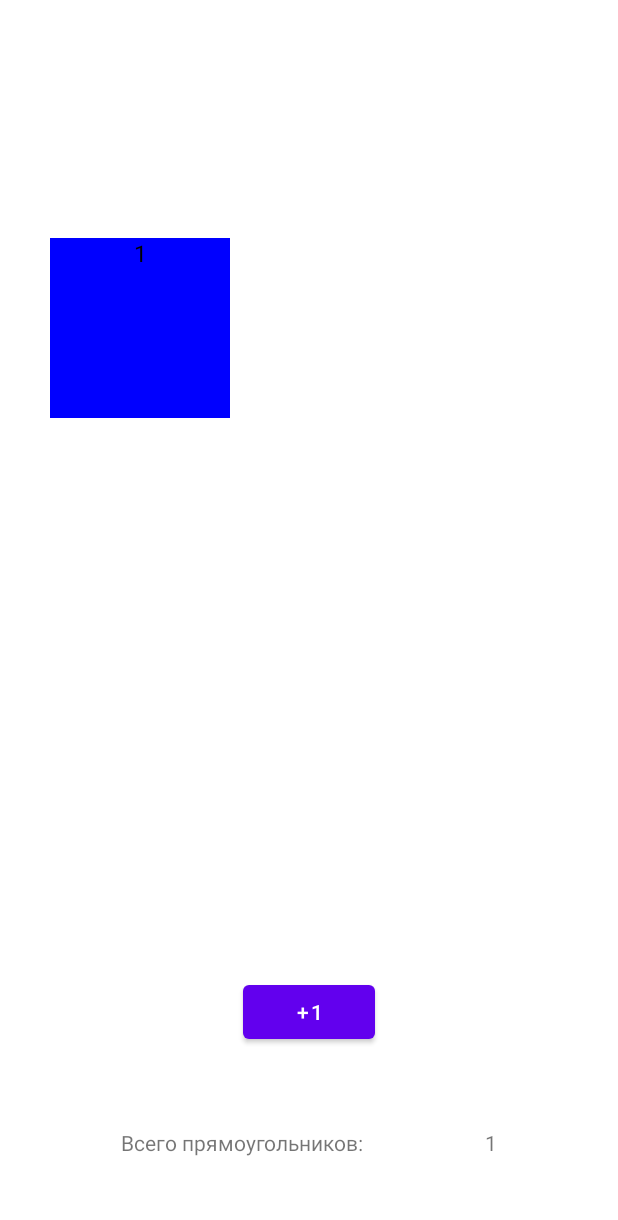
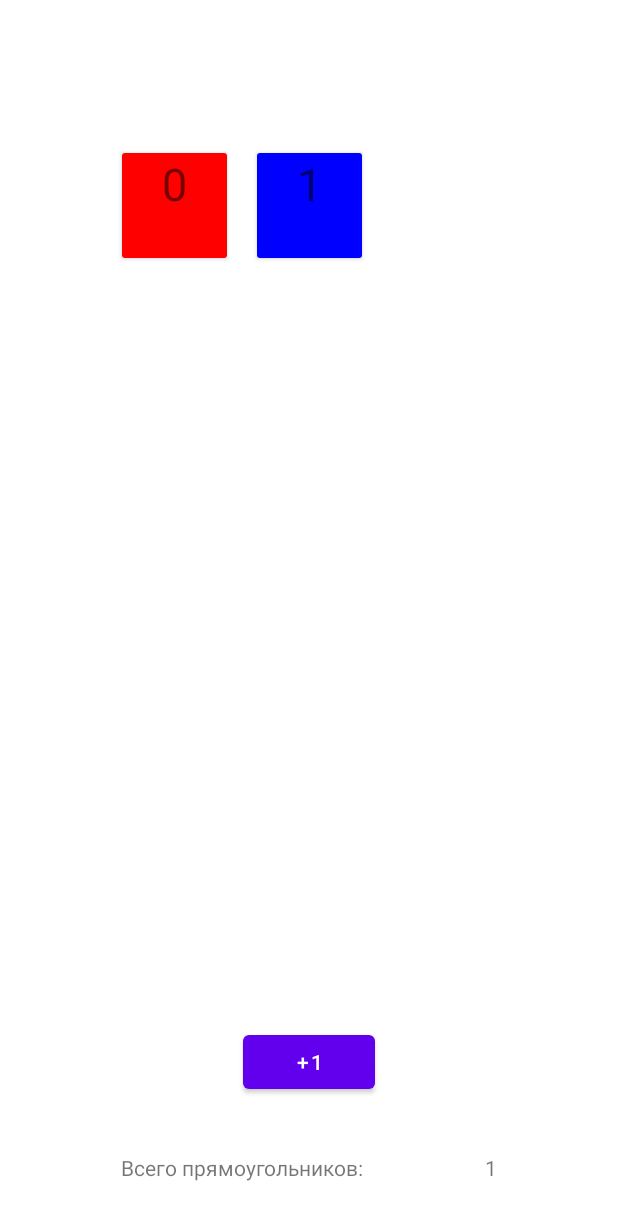
Before and after one commit to Iascatt/Kotlin-lev.1-HW1, an Android app: the screen it shows after launch (MainActivity), after a tap on "+1", on a phone screen of 412 x 824 dp. Shown: the top 1220 px of the screen. Run offline under Robolectric (Android 15) with nearby library versions, the phone set to English and light mode, and no system bars; our stand-ins replace navigation-ui.

```diff
--- a/app/src/main/java/com/example/kotlin_lv1_hw1/FirstFragment.kt
+++ b/app/src/main/java/com/example/kotlin_lv1_hw1/FirstFragment.kt
@@ -4,21 +4,24 @@ import android.content.res.Configuration
 import android.os.Bundle
 import android.view.LayoutInflater
 import android.view.View
-import android.view.View.TEXT_ALIGNMENT_CENTER
 import android.view.ViewGroup
-import android.widget.TableRow
-import android.widget.TextView
 import androidx.fragment.app.Fragment
+import androidx.recyclerview.widget.GridLayoutManager
 import com.example.kotlin_lv1_hw1.databinding.FragmentFirstBinding
-import java.lang.invoke.ConstantCallSite
 
 
 const val SAVING_KEY = "key"
 const val LANDS_N_COLS = 4
 const val PORTR_N_COLS = 3
-const val margin = 50
-const val CARD_SIZE = 180
 
+
+fun createFirstFragment(
+    field: String
+): FirstFragment {
+    return FirstFragment().apply {
+        arguments = Bundle().apply { putString("key", field) }
+    }
+}
 
 class FirstFragment : Fragment() {
 
@@ -31,24 +34,19 @@ class FirstFragment : Fragment() {
         savedInstanceState: Bundle?
     ): View? {
         _binding = FragmentFirstBinding.inflate(inflater, container, false)
+
         return binding.root
+
     }
 
     override fun onViewCreated(view: View, savedInstanceState: Bundle?) {
         super.onViewCreated(view, savedInstanceState)
-        var numberOfCards = savedInstanceState?.getInt(SAVING_KEY) ?:0
-        drawTable(numberOfCards)
-        binding.totalNum.text = numberOfCards.toString()
-        binding.buttonFirst.setOnClickListener {
-            numberOfCards++
-            binding.totalNum.text = numberOfCards.toString()
-            addCard(numberOfCards)
-        }
-    }
+        var numOfCards = savedInstanceState?.getInt(SAVING_KEY) ?: 0
 
-    private fun addCard(cardNum: Int) {
-        val tl = binding.tablelayout
-        val row: TableRow
+        binding.totalNum.text = numOfCards.toString()
+
+
+        val cardsList: MutableList<Int> = (0..numOfCards).toMutableList()
         val orientation = activity?.resources?.configuration?.orientation
             ?: Configuration.ORIENTATION_PORTRAIT
         val ncols: Int
@@ -57,44 +55,17 @@ class FirstFragment : Fragment() {
         } else {
             ncols = LANDS_N_COLS
         }
-        if (cardNum % ncols == 1) {
-            row = TableRow(activity)
-            row.layoutParams = TableRow.LayoutParams(
-                TableRow.LayoutParams.WRAP_CONTENT,
-                TableRow.LayoutParams.WRAP_CONTENT
-            )
-            tl.addView(row)
-        } else {
-            row = binding.tablelayout.getChildAt((cardNum - 1) / ncols) as TableRow
-        }
-        val card = TextView(activity)
-
-        card.text = cardNum.toString()
-        card.textSize = resources.getDimension(R.dimen.text_size)
-        card.textAlignment = TEXT_ALIGNMENT_CENTER
-        card.setTextColor(resources.getColor(R.color.black))
-
-        if (cardNum % 2 == 0) {
-            card.setBackgroundColor(resources.getColor(R.color.red))
-        } else {
-            card.setBackgroundColor(resources.getColor(R.color.blue))
-        }
-
-        val params: TableRow.LayoutParams =
-            TableRow.LayoutParams(
-                TableRow.LayoutParams.WRAP_CONTENT,
-                TableRow.LayoutParams.WRAP_CONTENT)
 
 
-        params.height = CARD_SIZE
-        params.width = CARD_SIZE
-        params.setMargins(margin, margin, margin, margin)
-        row.addView(card, params)
-    }
+        val mainAdapter = MainAdapter(cardsList, this)
+        binding.rview.adapter = mainAdapter
+        binding.rview.layoutManager = GridLayoutManager(view.context, ncols)
 
-    private fun drawTable(numberOfCards: Int) {
-        for (i in 1..numberOfCards) {
-            addCard(i)
+        binding.buttonFirst.setOnClickListener {
+            numOfCards++
+            binding.totalNum.text = numOfCards.toString()
+            cardsList.add(numOfCards)
+            mainAdapter.notifyDataSetChanged()
         }
     }
 
--- a/app/src/main/java/com/example/kotlin_lv1_hw1/MainActivity.kt
+++ b/app/src/main/java/com/example/kotlin_lv1_hw1/MainActivity.kt
@@ -12,8 +12,6 @@ import android.view.MenuItem
 import com.example.kotlin_lv1_hw1.databinding.ActivityMainBinding
 
 class MainActivity : AppCompatActivity() {
-
-    private lateinit var appBarConfiguration: AppBarConfiguration
     private lateinit var binding: ActivityMainBinding
 
     override fun onCreate(savedInstanceState: Bundle?) {
@@ -21,6 +19,11 @@ class MainActivity : AppCompatActivity() {
 
         binding = ActivityMainBinding.inflate(layoutInflater)
         setContentView(binding.root)
+
+        if (savedInstanceState == null) {
+            val trasaction = supportFragmentManager.beginTransaction()
+            trasaction.replace(R.id.container, createFirstFragment(""))
+            trasaction.commit()
+        }
     }
-
 }
--- /dev/null
+++ b/app/src/main/java/com/example/kotlin_lv1_hw1/MainAdapter.kt
@@ -0,0 +1,54 @@
+package com.example.kotlin_lv1_hw1
+
+import android.view.LayoutInflater
+import android.view.View
+import android.view.ViewGroup
+import android.widget.TextView
+import androidx.fragment.app.Fragment
+import androidx.recyclerview.widget.RecyclerView
+
+class MainAdapter(
+    private val cardsList: MutableList<Int>,
+    private val fragment: Fragment,
+) : RecyclerView.Adapter<MainAdapter.MainViewHolder>() {
+
+    override fun onCreateViewHolder(parent: ViewGroup, viewType: Int): MainViewHolder {
+        val view = LayoutInflater.from(parent.context).inflate(R.layout.card_view, null)
+
+        return MainViewHolder(view, fragment)
+    }
+
+    override fun onBindViewHolder(holder: MainViewHolder, position: Int) {
+        holder.bind(cardsList[position])
+
+    }
+
+    override fun getItemCount(): Int {
+        return cardsList.size
+    }
+
+    class MainViewHolder(itemView: View, fragment: Fragment) : RecyclerView.ViewHolder(itemView) {
+        fun bind(cardNum: Int) {
+            val card: TextView = itemView.findViewById(R.id.ctext)
+            card.text = cardNum.toString()
+
+                if (cardNum % 2 == 0) {
+                    card.setBackgroundResource(R.color.red)
+                } else {
+                    card.setBackgroundResource(R.color.blue)
+                }
+            }
+
+
+        init {
+            itemView.setOnClickListener {
+                val card: TextView = itemView.findViewById(R.id.ctext)
+                val trasaction = fragment.activity?.supportFragmentManager?.beginTransaction()
+                if (trasaction != null) {
+                    trasaction.add(R.id.container, createSecondFragment(card.text.toString()))
+                    trasaction.commit()
+                }
+            }
+        }
+    }
+}
--- /dev/null
+++ b/app/src/main/java/com/example/kotlin_lv1_hw1/SecondFragment.kt
@@ -0,0 +1,52 @@
+package com.example.kotlin_lv1_hw1
+
+import android.os.Bundle
+import androidx.fragment.app.Fragment
+import android.view.LayoutInflater
+import android.view.View
+import android.view.ViewGroup
+import android.widget.TextView
+import com.example.kotlin_lv1_hw1.databinding.FragmentFirstBinding
+import com.example.kotlin_lv1_hw1.databinding.FragmentSecondBinding
+
+
+fun createSecondFragment(
+    field: String
+): SecondFragment {
+    return SecondFragment().apply {
+        arguments = Bundle().apply { putString("key", field) }
+    }
+}
+
+class SecondFragment : Fragment() {
+
+    private var _binding: FragmentSecondBinding? = null
+
+    private val binding get() = _binding!!
+
+    override fun onCreateView(
+        inflater: LayoutInflater, container: ViewGroup?,
+        savedInstanceState: Bundle?
+    ): View? {
+            _binding = FragmentSecondBinding.inflate(inflater, container, false)
+            val num = arguments?.getString("key")
+            binding.tnum.text = num
+            if (num != null) {
+                if (num.toInt() % 2 == 0) {
+                    binding.tnum.setBackgroundResource(R.color.red)
+                } else {
+                    binding.tnum.setBackgroundResource(R.color.blue)
+                }
+            }
+
+        binding.back.setOnClickListener {
+            val trasaction = this.activity?.supportFragmentManager?.beginTransaction()
+            if (trasaction != null) {
+                trasaction.remove(this)
+                trasaction.commit()
+            }
+        }
+            return binding.root
+    }
+
+}
--- a/app/src/main/res/layout-land/fragment_first.xml
+++ /dev/null
@@ -1,56 +0,0 @@
-<?xml version="1.0" encoding="utf-8"?>
-<androidx.constraintlayout.widget.ConstraintLayout xmlns:android="http://schemas.android.com/apk/res/android"
-    xmlns:app="http://schemas.android.com/apk/res-auto"
-    xmlns:tools="http://schemas.android.com/tools"
-    android:layout_width="match_parent"
-    android:layout_height="match_parent"
-    tools:context=".FirstFragment">
-    <ScrollView
-        android:id="@+id/sview"
-        android:layout_width="match_parent"
-        android:layout_height="@dimen/table_size_lands"
-        app:layout_constraintBottom_toTopOf="@id/button_first"
-        app:layout_constraintEnd_toEndOf="parent"
-        app:layout_constraintStart_toStartOf="parent"
-        app:layout_constraintTop_toTopOf="parent">
-        <TableLayout
-            android:id="@+id/tablelayout"
-            android:layout_width="match_parent"
-            android:layout_height="@dimen/table_size"
-            android:isScrollContainer="true"
-            app:layout_constraintBottom_toBottomOf="@id/parent"
-            app:layout_constraintEnd_toEndOf="parent"
-            app:layout_constraintStart_toStartOf="parent"
-            app:layout_constraintTop_toTopOf="parent"/>
-    </ScrollView>
-    <Button
-        android:id="@+id/button_first"
-        android:layout_width="wrap_content"
-        android:layout_height="wrap_content"
-        android:text="@string/add"
-        app:layout_constraintBottom_toBottomOf="parent"
-        app:layout_constraintEnd_toEndOf="parent"
-        app:layout_constraintStart_toStartOf="parent"
-        app:layout_constraintTop_toBottomOf="@id/sview" />
-
-    <TextView
-        android:id="@+id/total_str"
-        android:layout_width="wrap_content"
-        android:layout_height="wrap_content"
-        android:text="@string/total_str"
-        app:layout_constraintBottom_toBottomOf="parent"
-        app:layout_constraintEnd_toStartOf="@id/total_num"
-        app:layout_constraintStart_toStartOf="parent"
-        app:layout_constraintTop_toBottomOf="@id/button_first" />
-
-    <TextView
-        android:id="@+id/total_num"
-
-        android:layout_width="wrap_content"
-        android:layout_height="wrap_content"
-        app:layout_constraintBottom_toBottomOf="parent"
-        app:layout_constraintEnd_toEndOf="parent"
-        app:layout_constraintStart_toEndOf="@id/total_str"
-        app:layout_constraintTop_toBottomOf="@id/button_first" />
-
-</androidx.constraintlayout.widget.ConstraintLayout>
--- a/app/src/main/res/layout/activity_main.xml
+++ b/app/src/main/res/layout/activity_main.xml
@@ -1,20 +1,5 @@
 <?xml version="1.0" encoding="utf-8"?>
-<androidx.coordinatorlayout.widget.CoordinatorLayout xmlns:android="http://schemas.android.com/apk/res/android"
-    xmlns:app="http://schemas.android.com/apk/res-auto"
-    xmlns:tools="http://schemas.android.com/tools"
+<FrameLayout xmlns:android="http://schemas.android.com/apk/res/android"
+    android:id="@+id/container"
     android:layout_width="match_parent"
-    android:layout_height="match_parent"
-    tools:context=".MainActivity">
-
-    <com.google.android.material.appbar.AppBarLayout
-        android:id="@+id/appBarLayout"
-        android:layout_width="match_parent"
-        android:layout_height="wrap_content"
-        android:theme="@style/Theme.Kotlin_lv1_HW1.AppBarOverlay">
-
-    </com.google.android.material.appbar.AppBarLayout>
-
-    <include layout="@layout/content_main" />
-
-
-</androidx.coordinatorlayout.widget.CoordinatorLayout>
+    android:layout_height="match_parent" />
--- /dev/null
+++ b/app/src/main/res/layout/card_view.xml
@@ -0,0 +1,17 @@
+<?xml version="1.0" encoding="utf-8"?>
+<RelativeLayout
+    xmlns:android="http://schemas.android.com/apk/res/android"
+    android:layout_width="wrap_content"
+    android:layout_height="wrap_content">
+    <androidx.cardview.widget.CardView
+        android:layout_width="@dimen/card_size"
+        android:layout_height="@dimen/card_size"
+        android:layout_margin="@dimen/margin_size">
+        <TextView android:id="@+id/ctext"
+            android:layout_width="match_parent"
+            android:layout_height="match_parent"
+            android:textAlignment="center"
+            android:textSize="@dimen/text_size">
+            </TextView>
+    </androidx.cardview.widget.CardView>
+</RelativeLayout>
--- a/app/src/main/res/layout/content_main.xml
+++ /dev/null
@@ -1,19 +0,0 @@
-<?xml version="1.0" encoding="utf-8"?>
-<androidx.constraintlayout.widget.ConstraintLayout xmlns:android="http://schemas.android.com/apk/res/android"
-    xmlns:app="http://schemas.android.com/apk/res-auto"
-    android:layout_width="match_parent"
-    android:layout_height="match_parent"
-    app:layout_behavior="@string/appbar_scrolling_view_behavior">
-
-    <fragment
-        android:id="@+id/nav_host_fragment_content_main"
-        android:name="androidx.navigation.fragment.NavHostFragment"
-        android:layout_width="0dp"
-        android:layout_height="0dp"
-        app:defaultNavHost="true"
-        app:layout_constraintBottom_toBottomOf="parent"
-        app:layout_constraintEnd_toEndOf="parent"
-        app:layout_constraintStart_toStartOf="parent"
-        app:layout_constraintTop_toTopOf="parent"
-        app:navGraph="@navigation/nav_graph" />
-</androidx.constraintlayout.widget.ConstraintLayout>
--- a/app/src/main/res/layout/fragment_first.xml
+++ b/app/src/main/res/layout/fragment_first.xml
@@ -5,23 +5,16 @@
     android:layout_width="match_parent"
     android:layout_height="match_parent"
     tools:context=".FirstFragment">
-    <ScrollView
-        android:id="@+id/sview"
-        android:layout_width="match_parent"
+    <androidx.recyclerview.widget.RecyclerView
+        android:id="@+id/rview"
+        android:layout_width="wrap_content"
         android:layout_height="@dimen/table_size"
         app:layout_constraintBottom_toTopOf="@id/button_first"
         app:layout_constraintEnd_toEndOf="parent"
         app:layout_constraintStart_toStartOf="parent"
-        app:layout_constraintTop_toTopOf="parent">
-        <TableLayout
-            android:id="@+id/tablelayout"
-            android:layout_width="match_parent"
-            android:layout_height="@dimen/table_size"
-            app:layout_constraintBottom_toBottomOf="parent"
-            app:layout_constraintEnd_toEndOf="parent"
-            app:layout_constraintStart_toStartOf="parent"
-            app:layout_constraintTop_toTopOf="parent"/>
-    </ScrollView>
+        app:layout_constraintTop_toTopOf="parent"
+        >
+    </androidx.recyclerview.widget.RecyclerView>
     <Button
         android:id="@+id/button_first"
         android:layout_width="wrap_content"
@@ -30,7 +23,7 @@
         app:layout_constraintBottom_toBottomOf="parent"
         app:layout_constraintEnd_toEndOf="parent"
         app:layout_constraintStart_toStartOf="parent"
-        app:layout_constraintTop_toBottomOf="@id/sview" />
+        app:layout_constraintTop_toBottomOf="@id/rview" />
 
     <TextView
         android:id="@+id/total_str"
--- /dev/null
+++ b/app/src/main/res/layout/fragment_second.xml
@@ -0,0 +1,34 @@
+<?xml version="1.0" encoding="utf-8"?>
+<androidx.constraintlayout.widget.ConstraintLayout xmlns:android="http://schemas.android.com/apk/res/android"
+    xmlns:tools="http://schemas.android.com/tools"
+    android:id="@+id/fragment_second"
+    android:layout_width="match_parent"
+    android:layout_height="match_parent"
+    xmlns:app="http://schemas.android.com/apk/res-auto"
+    tools:context=".SecondFragment">
+
+    <TextView
+        android:id="@+id/tnum"
+        android:layout_width="match_parent"
+        android:layout_height="match_parent"
+
+        android:textAlignment="center"
+        app:layout_constraintBottom_toBottomOf="parent"
+        app:layout_constraintEnd_toEndOf="parent"
+        app:layout_constraintStart_toStartOf="parent"
+        app:layout_constraintTop_toTopOf="parent"
+        android:textSize="@dimen/text_size"/>
+
+    <Button
+        android:layout_width="wrap_content"
+        android:layout_height="wrap_content"
+        app:layout_constraintStart_toStartOf="parent"
+        android:id="@+id/back"
+        app:layout_constraintBottom_toBottomOf="parent"
+        app:layout_constraintEnd_toEndOf="parent"
+        android:text="@string/previous">
+
+    </Button>
+
+
+</androidx.constraintlayout.widget.ConstraintLayout>
--- /dev/null
+++ b/app/src/main/res/layout/row.xml
@@ -0,0 +1,7 @@
+<?xml version="1.0" encoding="utf-8"?>
+<TableRow xmlns:android="http://schemas.android.com/apk/res/android"
+    android:id="@+id/row"
+    android:layout_width="match_parent"
+    android:layout_height="match_parent">
+
+</TableRow>
--- a/app/src/main/res/navigation/nav_graph.xml
+++ /dev/null
@@ -1,13 +0,0 @@
-<?xml version="1.0" encoding="utf-8"?>
-<navigation xmlns:android="http://schemas.android.com/apk/res/android"
-    xmlns:app="http://schemas.android.com/apk/res-auto"
-    xmlns:tools="http://schemas.android.com/tools"
-    android:id="@+id/nav_graph"
-    app:startDestination="@id/FirstFragment">
-
-    <fragment
-        android:id="@+id/FirstFragment"
-        android:name="com.example.kotlin_lv1_hw1.FirstFragment"
-        android:label="@string/first_fragment_label"
-        tools:layout="@layout/fragment_first"/>
-</navigation>
--- a/app/src/main/res/values-land/dimens.xml
+++ b/app/src/main/res/values-land/dimens.xml
@@ -1,3 +1,4 @@
 <resources>
     <dimen name="fab_margin">48dp</dimen>
+    <dimen name="table_size">200dp</dimen>
 </resources>
--- a/app/src/main/res/values/dimens.xml
+++ b/app/src/main/res/values/dimens.xml
@@ -1,6 +1,8 @@
 <resources>
     <dimen name="fab_margin">16dp</dimen>
-    <dimen name="text_size">10sp</dimen>
-    <dimen name="table_size">400dp</dimen>
+    <dimen name="text_size">30sp</dimen>
+    <dimen name="table_size">500dp</dimen>
+    <dimen name="margin_size">10dp</dimen>
+    <dimen name="card_size">70dp</dimen>
     <dimen name="table_size_lands">200dp</dimen>
 </resources>
--- a/app/src/main/res/values/strings.xml
+++ b/app/src/main/res/values/strings.xml
@@ -4,11 +4,13 @@
     <string name="first_fragment_label">First Fragment</string>
     <string name="second_fragment_label">Second Fragment</string>
     <string name="next">Next</string>
-    <string name="previous">Previous</string>
+    <string name="previous">Назад</string>
 
     <string name="hello_first_fragment">Hello first fragment</string>
     <string name="hello_second_fragment">Hello second fragment. Arg: %1$s</string>
 
     <string name="add">+1</string>
     <string name="total_str">Всего прямоугольников: </string>
+    <string name="hello_blank_fragment">Hello blank fragment</string>
+
 </resources>
```
